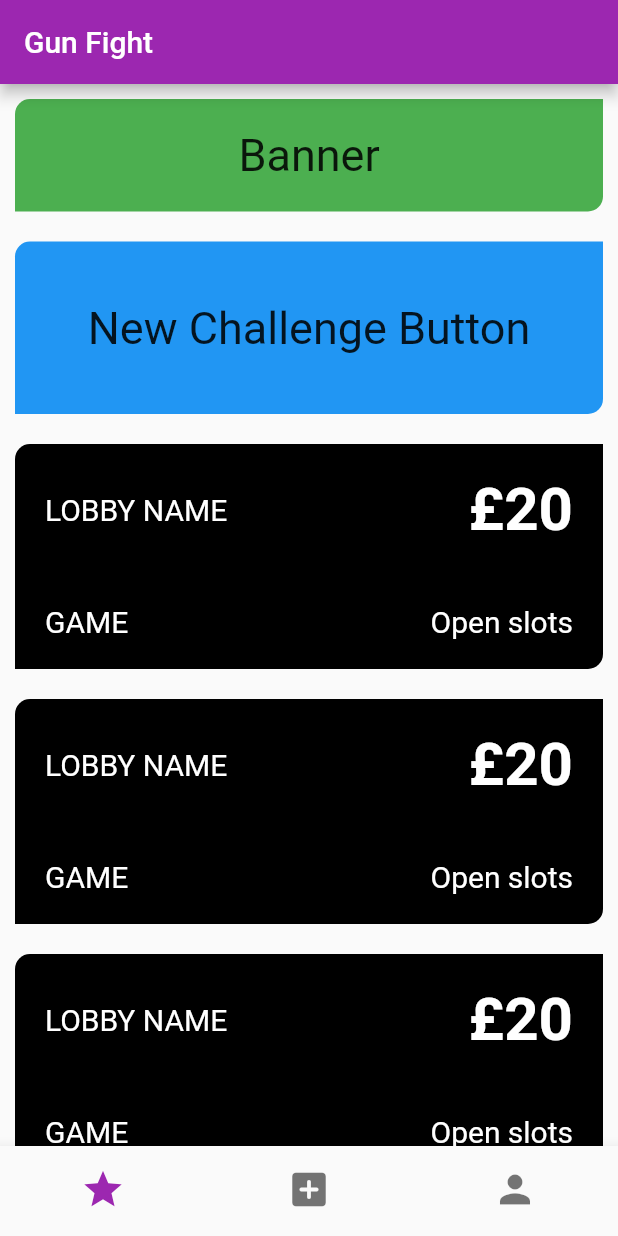
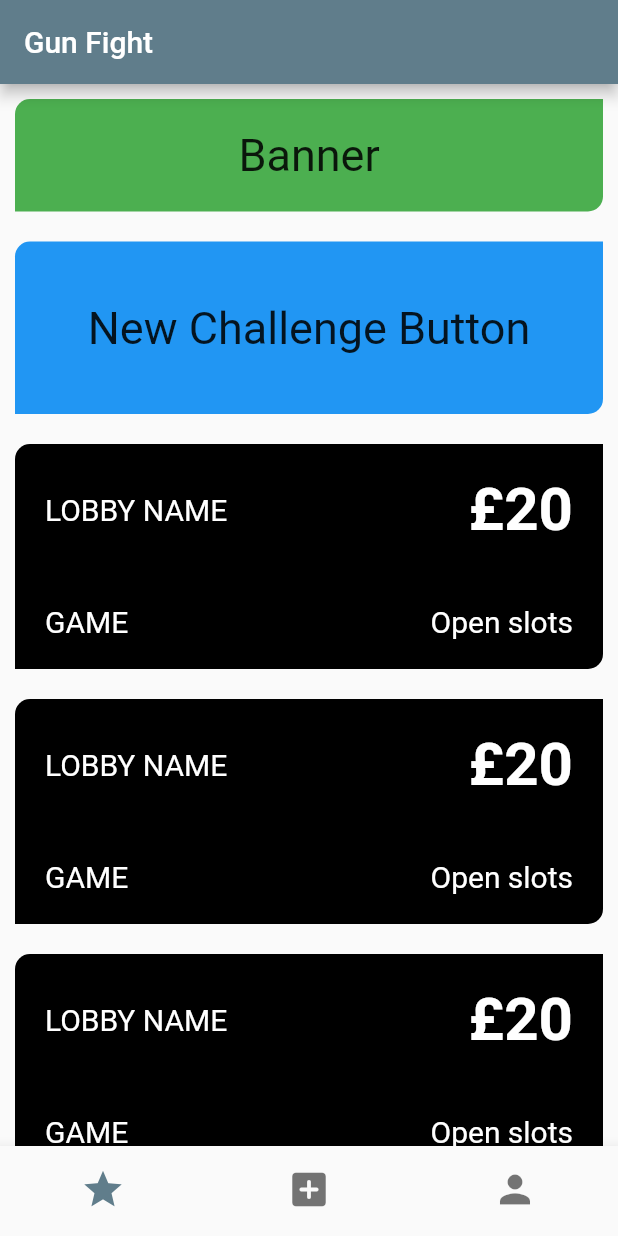
Before and after one commit to PerryJones901/gunfight, a Flutter app: the screen it shows after launch, on a phone screen of 412 x 824 dp. Run offline on Flutter 3.47's test engine with Material 2 defaults, Android fonts, the phone set to English and light mode, and no system bars.

Commit message:
Tidied MaterialApp part

```diff
--- a/lib/main.dart
+++ b/lib/main.dart
@@ -11,9 +11,9 @@ class MyApp extends StatelessWidget {
   @override
   Widget build(BuildContext context) {
     return MaterialApp(
-      title: 'Word Pair Generator Demo',
-      theme: ThemeData(primarySwatch: Colors.purple),
-      home: BaseScaffold()
+      title: 'Gun Fight Demo',
+      theme: ThemeData(primarySwatch: Colors.blueGrey),
+      home: const BaseScaffold()
     );
   }
 }
```
